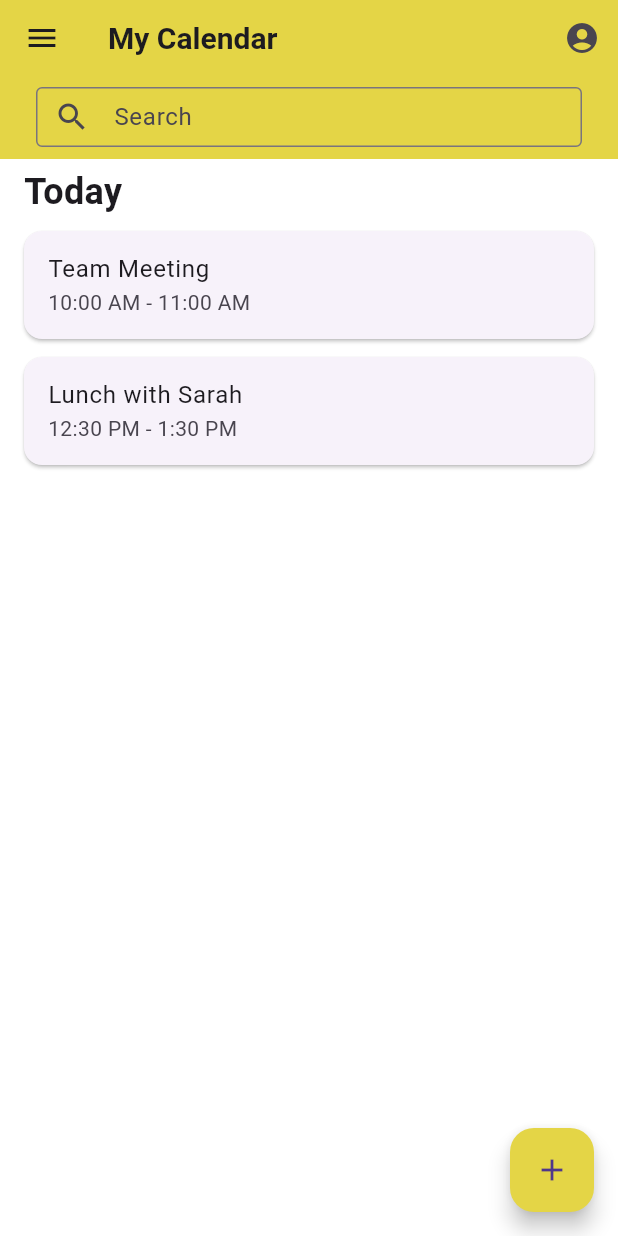
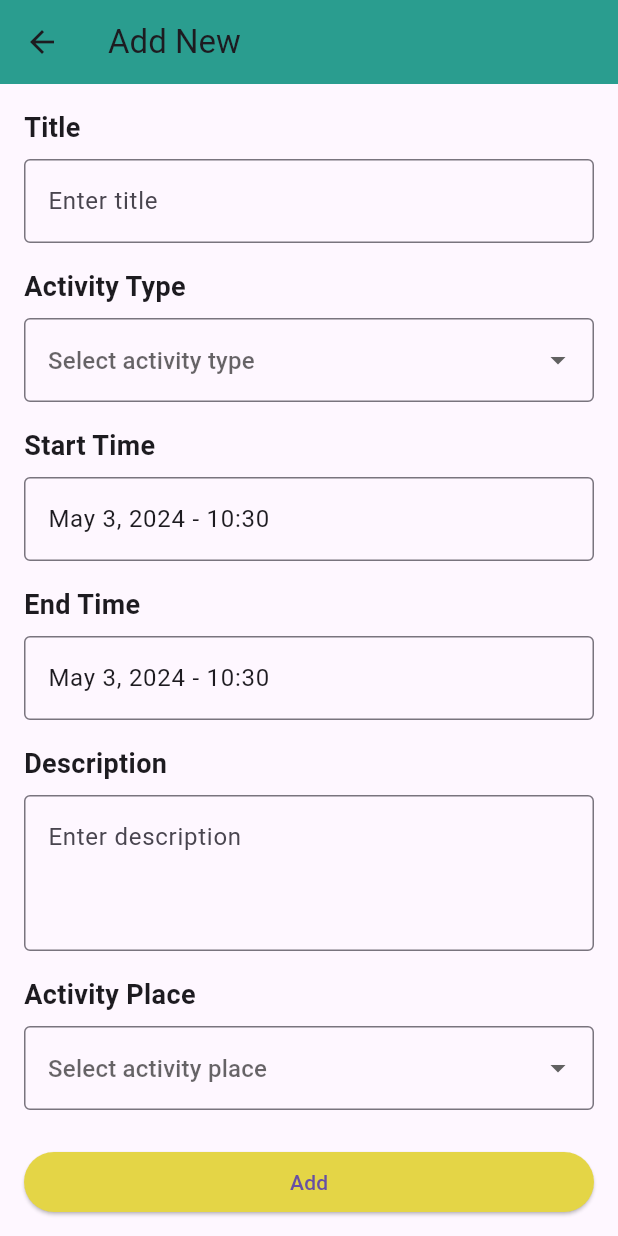
Before and after one commit to Pickardss/CalendarAndToDolist, a Flutter app: the HomeScreen screen opened directly, after a tap on the "menu" icon, after a tap on the "account circle" icon, after a tap on the "add" icon, on a phone screen of 412 x 824 dp. Run offline on Flutter 3.47's test engine with Material 3 defaults, Android fonts, the light colour scheme and no system bars; drawn by our look-alikes of date_time_picker.

Commit message:
screens5

```diff
--- a/lib/models/drawer.dart
+++ b/lib/models/drawer.dart
@@ -11,7 +11,7 @@
         children: <Widget>[
           DrawerHeader(
             decoration: BoxDecoration(
-              color: Color(0xFFE4D546),
+              color: Color(0xFF2a9d8f),
             ),
             child: Text(
               'Menu',
@@ -44,28 +44,6 @@
               // Geri bildirim sayfasına gitme işlemi
             },
           ),
-          Divider(),
-          ListTile(
-            leading: Icon(
-              Icons.exit_to_app_outlined,
-              color: Colors.red,
-            ),
-            title: Text(
-              'Log Out',
-              style: TextStyle(
-                color: Colors.red,
-                fontSize: 18,
-                fontWeight: FontWeight.bold,
-              ),
-            ),
-            onTap: () {
-              // Çıkış işlemi
-              Navigator.push(
-                context,
-                MaterialPageRoute(builder: (context) => StartScreen()),
-              );
-            },
-          ),
         ],
       ),
     );
--- a/lib/screens/account_screen.dart
+++ b/lib/screens/account_screen.dart
@@ -1,11 +1,12 @@
 import 'package:flutter/material.dart';
+import 'accountsettings_screen.dart';
 
 class AccountScreen extends StatelessWidget {
   @override
   Widget build(BuildContext context) {
     return Scaffold(
       appBar: AppBar(
-        backgroundColor: Color(0xFFE4D546),
+        backgroundColor: Color(0xFF2a9d8f),
         title: Text('Account'),
       ),
       body: Padding(
@@ -75,7 +76,14 @@
             ),
             SizedBox(height: 10),
             // Account Settings
-            Card(
+            GestureDetector(
+              onTap: () {
+                Navigator.push(
+                  context,
+                  MaterialPageRoute(builder: (context) => AccountSettingsScreen()),
+                );
+              },
+              child: Card(
                 color: Colors.black,
                 child: ListTile(
                   leading: Icon(
@@ -83,12 +91,10 @@
                     color: Colors.white,
                   ),
                   title: Text(
-                  'Account Settings', // Hesap Ayarları başlığı
+                    'Account Settings',
                     style: TextStyle(fontSize: 18, color: Colors.white),
                   ),
-                onTap: () {
-                  // Hesap ayarları sayfasına yönlendirme işlemi
-                },
+                ),
               ),
             ),
           ],
--- /dev/null
+++ b/lib/screens/accountsettings_screen.dart
@@ -0,0 +1,59 @@
+import 'package:flutter/material.dart';
+import 'package:todo_app/screens/login_screen.dart';
+
+class AccountSettingsScreen extends StatelessWidget {
+  @override
+  Widget build(BuildContext context) {
+    return Scaffold(
+      appBar: AppBar(
+        backgroundColor: Color(0xFF2a9d8f),
+        title: Text('Account Settings'),
+      ),
+      body: ListView(
+        padding: EdgeInsets.zero,
+        children: <Widget>[
+          ListTile(
+            title: Text('Edit Name'),
+            onTap: () {
+              // Edit Name işlemi
+            },
+          ),
+          ListTile(
+            title: Text('Change Password'),
+            onTap: () {
+              // Change Password işlemi
+            },
+          ),
+          ListTile(
+            title: Text('Change Email'),
+            onTap: () {
+              // Change Email işlemi
+            },
+          ),
+          Divider(),
+          ListTile(
+            leading: Icon(
+              Icons.exit_to_app_outlined,
+              color: Colors.red,
+            ),
+            title: Text(
+              'Log out',
+              style: TextStyle(
+                color: Colors.red,
+                fontSize: 18,
+                fontWeight: FontWeight.bold,
+              ),
+            ),
+            onTap: () {
+              // Çıkış işlemi
+              Navigator.push(
+                context,
+                MaterialPageRoute(builder: (context) => LoginScreen()),
+              );
+            },
+          ),
+        ],
+      ),
+    );
+  }
+}
--- /dev/null
+++ b/lib/screens/addnew_screen.dart
@@ -0,0 +1,153 @@
+import 'package:flutter/material.dart';
+import 'package:date_time_picker/date_time_picker.dart';
+
+class AddNewScreen extends StatelessWidget {
+  @override
+  Widget build(BuildContext context) {
+    return Scaffold(
+      appBar: AppBar(
+        backgroundColor: Color(0xFF2a9d8f),
+        title: Text('Add New'),
+      ),
+      body: ListView(
+        children: [
+          Padding(
+            padding: EdgeInsets.all(16),
+            child: Column(
+              crossAxisAlignment: CrossAxisAlignment.stretch,
+              children: [
+                Text(
+                  'Title',
+                  style: TextStyle(
+                    fontSize: 18,
+                    fontWeight: FontWeight.bold,
+                  ),
+                ),
+                SizedBox(height: 8),
+                TextField(
+                  decoration: InputDecoration(
+                    border: OutlineInputBorder(),
+                    hintText: 'Enter title',
+                  ),
+                ),
+                SizedBox(height: 16),
+                Text(
+                  'Activity Type',
+                  style: TextStyle(
+                    fontSize: 18,
+                    fontWeight: FontWeight.bold,
+                  ),
+                ),
+                SizedBox(height: 8),
+                DropdownButtonFormField<String>(
+                  items: ['Task', 'Project', 'Goal', 'Event']
+                      .map((String value) {
+                    return DropdownMenuItem<String>(
+                      value: value,
+                      child: Text(value),
+                    );
+                  }).toList(),
+                  onChanged: (String? value) {}, // Değişen değeri String? olarak alın
+                  decoration: InputDecoration(
+                    border: OutlineInputBorder(),
+                    hintText: 'Select activity type',
+                  ),
+                ),
+                SizedBox(height: 16),
+                Text(
+                  'Start Time',
+                  style: TextStyle(
+                    fontSize: 18,
+                    fontWeight: FontWeight.bold,
+                  ),
+                ),
+                SizedBox(height: 8),
+                DateTimePicker(
+                  type: DateTimePickerType.dateTime,
+                  initialValue: DateTime.now().toString(),
+                  firstDate: DateTime(2000),
+                  lastDate: DateTime(2100),
+                  onChanged: (val) => print(val),
+                  decoration: InputDecoration(
+                    border: OutlineInputBorder(),
+                    hintText: 'Select start time',
+                  ),
+                ),
+                SizedBox(height: 16),
+                Text(
+                  'End Time',
+                  style: TextStyle(
+                    fontSize: 18,
+                    fontWeight: FontWeight.bold,
+                  ),
+                ),
+                SizedBox(height: 8),
+                DateTimePicker(
+                  type: DateTimePickerType.dateTime,
+                  initialValue: DateTime.now().toString(),
+                  firstDate: DateTime(2000),
+                  lastDate: DateTime(2100),
+                  onChanged: (val) => print(val),
+                  decoration: InputDecoration(
+                    border: OutlineInputBorder(),
+                    hintText: 'Select end time',
+                  ),
+                ),
+                SizedBox(height: 16),
+                Text(
+                  'Description',
+                  style: TextStyle(
+                    fontSize: 18,
+                    fontWeight: FontWeight.bold,
+                  ),
+                ),
+                SizedBox(height: 8),
+                TextField(
+                  maxLines: 3,
+                  decoration: InputDecoration(
+                    border: OutlineInputBorder(),
+                    hintText: 'Enter description',
+                  ),
+                ),
+                SizedBox(height: 16),
+                Text(
+                  'Activity Place',
+                  style: TextStyle(
+                    fontSize: 18,
+                    fontWeight: FontWeight.bold,
+                  ),
+                ),
+                SizedBox(height: 8),
+                DropdownButtonFormField<String>(
+                  items: ['Indoor', 'Outdoor']
+                      .map((String value) {
+                    return DropdownMenuItem<String>(
+                      value: value,
+                      child: Text(value),
+                    );
+                  }).toList(),
+                  onChanged: (String? value) {}, // Değişen değeri String? olarak alın
+                  decoration: InputDecoration(
+                    border: OutlineInputBorder(),
+                    hintText: 'Select activity place',
+                  ),
+                ),
+                SizedBox(height: 24),
+                ElevatedButton(
+                  onPressed: () {
+                    // Ekleme işlemi
+                  },
+                  style: ButtonStyle(
+                    backgroundColor: MaterialStateProperty.all<Color>(
+                        Color(0xFFE4D546)),
+                  ),
+                  child: Text('Add'),
+                ),
+              ],
+            ),
+          ),
+        ],
+      ),
+    );
+  }
+}
--- a/lib/screens/forgot_password_screen.dart
+++ b/lib/screens/forgot_password_screen.dart
@@ -5,7 +5,7 @@
   @override
   Widget build(BuildContext context) {
     return Scaffold(
-      backgroundColor: Color(0xFFE4D546),
+      backgroundColor: Color(0xFF2a9d8f),
       appBar: AppBar(
         backgroundColor: Colors.transparent,
         elevation: 0,
--- a/lib/screens/home_screen.dart
+++ b/lib/screens/home_screen.dart
@@ -1,7 +1,6 @@
 import 'package:flutter/material.dart';
-import 'signup_screen.dart';
-import 'login_screen.dart';
 import 'account_screen.dart';
+import 'addnew_screen.dart';
 import 'package:todo_app/models/drawer.dart';
 
 class HomeScreen extends StatelessWidget {
@@ -10,7 +9,7 @@
     return Scaffold(
       backgroundColor: Colors.white,
       appBar: AppBar(
-        backgroundColor: Color(0xFFE4D546),
+        backgroundColor: Color(0xFF2a9d8f),
         title: Text(
           'My Calendar',
           style: TextStyle(
@@ -31,8 +30,8 @@
         actions: [
           IconButton(
             icon: Icon(Icons.account_circle),
+            color: Colors.black,
             onPressed: () {
-              // Account screen'e yönlendirme işlemi
               Navigator.push(
                 context,
                 MaterialPageRoute(builder: (context) => AccountScreen()),
@@ -49,24 +48,30 @@
               height: 40,
               child: TextField(
                 decoration: InputDecoration(
-                  prefixIcon: Icon(Icons.search),
+                  prefixIcon: Icon(Icons.search, color: Colors.black),
                   hintText: 'Search',
-                  border: OutlineInputBorder(),
+                  border: OutlineInputBorder(
+                    borderSide: BorderSide(color: Colors.black),
+                  ),
+                  enabledBorder: OutlineInputBorder(
+                    borderSide: BorderSide(color: Colors.black),
+                  ),
+                  focusedBorder: OutlineInputBorder(
+                    borderSide: BorderSide(color: Colors.black),
+                  ),
                   contentPadding: EdgeInsets.symmetric(vertical: 0),
                 ),
-                onChanged: (value) {
-
-                },
+                onChanged: (value) {},
               ),
             ),
           ),
         ),
       ),
-      body: Column(
+      body: SingleChildScrollView(
+        child: Column(
           crossAxisAlignment: CrossAxisAlignment.stretch,
           children: [
             SizedBox(height: 5),
-          // Today title
             Padding(
               padding: EdgeInsets.symmetric(horizontal: 16),
               child: Text(
@@ -108,10 +113,14 @@
             ),
           ],
         ),
+      ),
       floatingActionButton: FloatingActionButton(
         backgroundColor: Color(0xFFE4D546),
         onPressed: () {
-          // Yeni etkinlik oluşturma işlemi
+          Navigator.push(
+            context,
+            MaterialPageRoute(builder: (context) => AddNewScreen()),
+          );
         },
         child: Icon(Icons.add),
       ),
--- a/lib/screens/login_screen.dart
+++ b/lib/screens/login_screen.dart
@@ -1,13 +1,12 @@
 import 'package:flutter/material.dart';
 import 'home_screen.dart';
 import 'forgot_password_screen.dart';
-import 'start_screen.dart';
 
 class LoginScreen extends StatelessWidget {
   @override
   Widget build(BuildContext context) {
     return Scaffold(
-      backgroundColor: Color(0xFFE4D546),
+      backgroundColor: Color(0xFF2a9d8f),
       appBar: AppBar(
         backgroundColor: Colors.transparent,
         elevation: 0,
--- a/lib/screens/settings_screen.dart
+++ b/lib/screens/settings_screen.dart
@@ -5,7 +5,7 @@
   Widget build(BuildContext context) {
     return Scaffold(
       appBar: AppBar(
-        backgroundColor: Color(0xFFE4D546),
+        backgroundColor: Color(0xFF2a9d8f),
         title: Text('Settings'),
       ),
       body: ListView(
@@ -26,7 +26,7 @@
           ),
           Divider(),
           ListTile(
-            title: Text('Event Notifications'),
+            title: Text('Activity Notifications'),
             onTap: () {
               // Etkinlik Bildirimleri sayfasına yönlendirme işlemi
             },
--- a/lib/screens/signup_screen.dart
+++ b/lib/screens/signup_screen.dart
@@ -1,12 +1,11 @@
 import 'package:flutter/material.dart';
 import 'home_screen.dart';
-import 'start_screen.dart';
 
 class SignUpScreen extends StatelessWidget {
   @override
   Widget build(BuildContext context) {
     return Scaffold(
-      backgroundColor: Color(0xFFE4D546),
+      backgroundColor: Color(0xFF2a9d8f),
       appBar: AppBar(
         backgroundColor: Colors.transparent,
         elevation: 0, // Gölge yok
--- a/lib/screens/start_screen.dart
+++ b/lib/screens/start_screen.dart
@@ -6,7 +6,7 @@
   @override
   Widget build(BuildContext context) {
     return Scaffold(
-      backgroundColor: Color(0xFFE4D546),
+      backgroundColor: Color(0xFF2a9d8f),
       body: Center(
         child: Column(
           mainAxisAlignment: MainAxisAlignment.center,
```
Also changed, not shown: 1 other file. Lines whose indentation alone changed are shown as unchanged.
